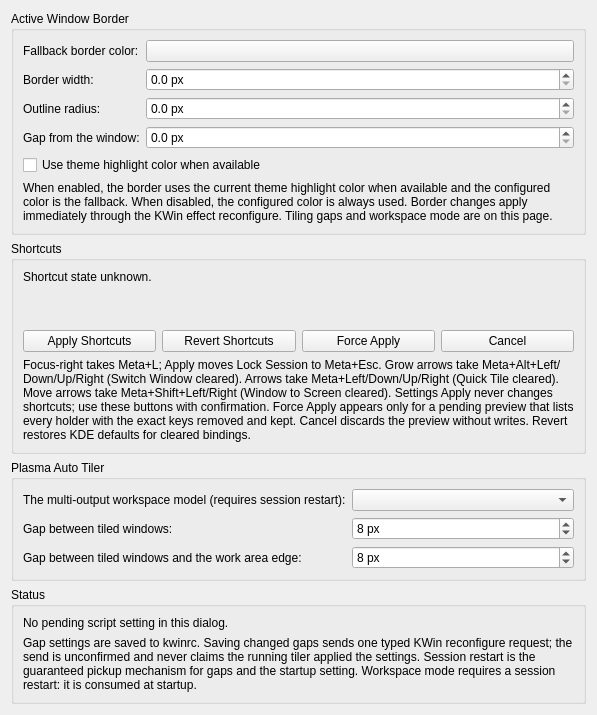
Before: the Qt Designer form kwin/native-effect/unifiedsettings.ui in beefsack/plasma-auto-tiler, drawn with Qt 5.
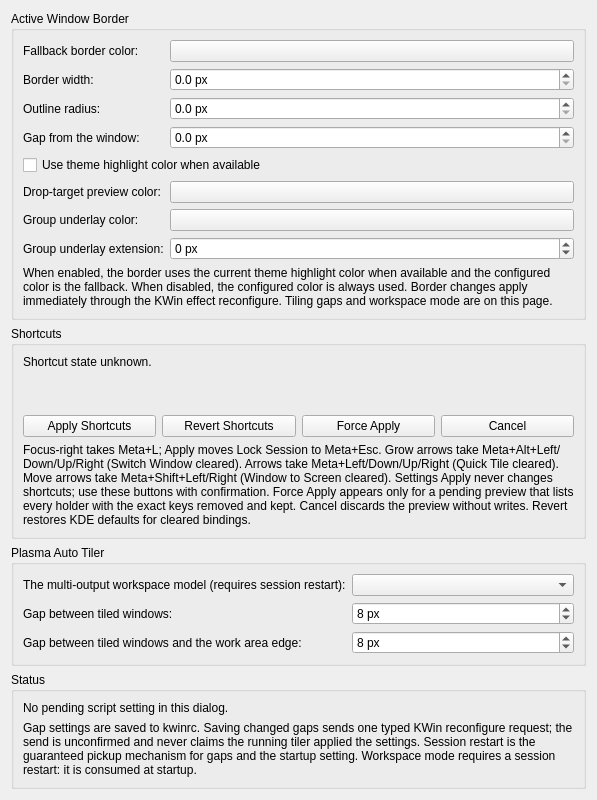
After: the same form once the commit is applied. Custom widgets are drawn as their Qt base class.

Commit message: Replace group outline with a sliding underlay and make underlay and drop preview colours configurable

```diff
--- a/kwin/native-effect/unifiedsettings.ui
+++ b/kwin/native-effect/unifiedsettings.ui
@@ -91,14 +91,77 @@
         </property>
        </widget>
       </item>
-       <item row="4" column="0" colspan="2">
-        <widget class="QCheckBox" name="kcfg_UseThemeColor">
+        <item row="4" column="0" colspan="2">
+         <widget class="QCheckBox" name="kcfg_UseThemeColor">
+          <property name="text">
+           <string>Use theme highlight color when available</string>
+          </property>
+         </widget>
+        </item>
+       <item row="5" column="0">
+         <widget class="QLabel" name="label_DragPreviewColor">
+          <property name="buddy">
+           <cstring>kcfg_DragPreviewColor</cstring>
+          </property>
          <property name="text">
-          <string>Use theme highlight color when available</string>
+          <string>Drop-target preview color:</string>
          </property>
         </widget>
        </item>
-       <item row="5" column="0" colspan="2">
+       <item row="5" column="1">
+        <widget class="KColorButton" name="kcfg_DragPreviewColor">
+         <property name="alphaChannelEnabled">
+          <bool>true</bool>
+         </property>
+        </widget>
+       </item>
+        <item row="6" column="0">
+         <widget class="QLabel" name="label_GroupUnderlayColor">
+          <property name="buddy">
+           <cstring>kcfg_GroupUnderlayColor</cstring>
+          </property>
+         <property name="text">
+          <string>Group underlay color:</string>
+         </property>
+        </widget>
+       </item>
+       <item row="6" column="1">
+        <widget class="KColorButton" name="kcfg_GroupUnderlayColor">
+         <property name="alphaChannelEnabled">
+          <bool>true</bool>
+         </property>
+        </widget>
+       </item>
+       <item row="7" column="0">
+         <widget class="QLabel" name="label_GroupUnderlayExtension">
+          <property name="buddy">
+           <cstring>kcfg_GroupUnderlayExtension</cstring>
+          </property>
+         <property name="text">
+          <string>Group underlay extension:</string>
+         </property>
+        </widget>
+       </item>
+       <item row="7" column="1">
+        <widget class="QDoubleSpinBox" name="kcfg_GroupUnderlayExtension">
+         <property name="suffix">
+          <string> px</string>
+         </property>
+         <property name="decimals">
+           <number>0</number>
+         </property>
+         <property name="minimum">
+           <double>-1.000000000000000</double>
+         </property>
+         <property name="maximum">
+          <double>32.000000000000000</double>
+         </property>
+         <property name="specialValueText">
+          <string>Match border width</string>
+         </property>
+        </widget>
+       </item>
+        <item row="8" column="0" colspan="2">
         <widget class="QLabel" name="borderDescription">
          <property name="text">
                <string>When enabled, the border uses the current theme highlight color when available and the configured color is the fallback. When disabled, the configured color is always used. Border changes apply immediately through the KWin effect reconfigure. Tiling gaps and workspace mode are on this page.</string>
```
The commit also changes 16 other files.
